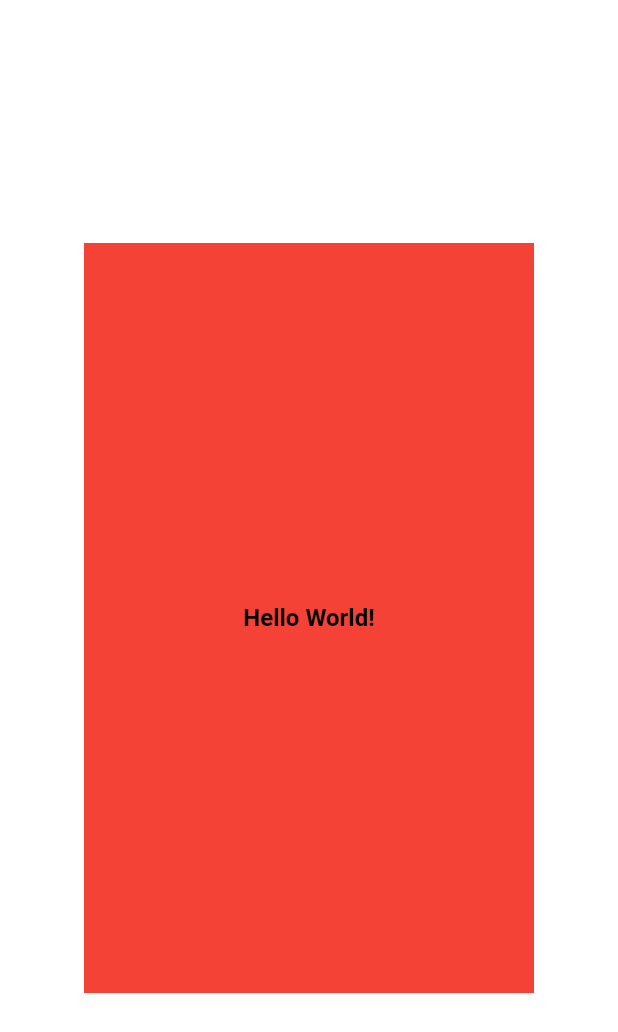
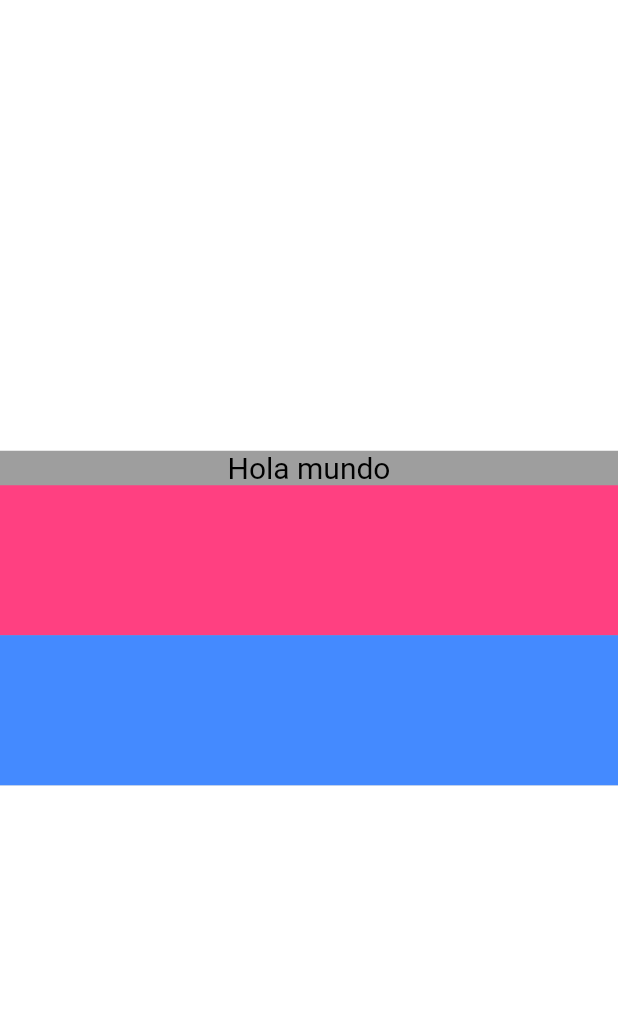
Before and after one commit to teorcl/catalog_widgets, a Flutter app: the screen it shows after launch, on a phone screen of 412 x 824 dp. Shown: the top 1032 px of the screen. Run offline on Flutter 3.47's test engine with Material 3 defaults, Android fonts, the phone set to English and light mode, and no system bars.

Commit message:
First column example

```diff
--- a/lib/main.dart
+++ b/lib/main.dart
@@ -1,6 +1,7 @@
 import 'package:flutter/material.dart';
 
 import 'widgets/container/container_barrer.dart';
+import 'widgets/column/column.dart';
 
 //import 'widgets/text/text.dart';
 //import 'widgets/container/container.dart';
@@ -23,7 +24,8 @@ class MyApp extends StatelessWidget {
       ), */
       //home: MyContainer(),
       //home: ContainerTwo(),
-      home: ContainerThree(),
+      //home: ContainerThree(),
+      home: ColumnOne(),
     );
   }
 }
--- /dev/null
+++ b/lib/widgets/column/column.dart
@@ -0,0 +1,2 @@
+// Archivo de barril, para las exportaciones de widgets/column/column.dart
+export 'column_one.dart';
--- /dev/null
+++ b/lib/widgets/column/column_one.dart
@@ -0,0 +1,39 @@
+import 'package:flutter/material.dart';
+
+class ColumnOne extends StatelessWidget {
+  const ColumnOne({super.key});
+
+  @override
+  Widget build(BuildContext context) {
+    return DefaultTextStyle(
+      // Si uso materailTheme en el main.dart, no es necesario usar DefaultTextStyle
+      style: const TextStyle(
+        fontSize: 20.0,
+        color: Colors.black,
+      ),
+      child: Container(
+        padding: const EdgeInsets.symmetric(vertical: 50),
+        color: Colors.white,
+        child: Center(
+          child: Container(
+            color: Colors.grey,
+            child: Column(
+              mainAxisSize: MainAxisSize.min,
+              children: [
+                const Text('Hola mundo'),
+                Container(
+                  color: Colors.pinkAccent,
+                  height: 100.0,
+                ),
+                Container(
+                  color: Colors.blueAccent,
+                  height: 100.0,
+                ),
+              ],
+            ),
+          ),
+        ),
+      ),
+    );
+  }
+}
```
